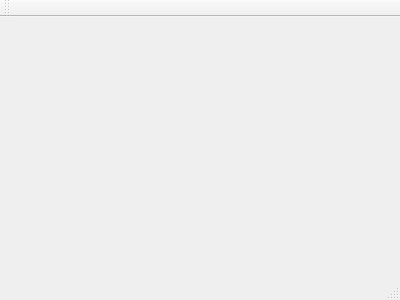
Qt form calc/mainwindow.ui (mishas8/Calculator-Qt) before a commit.
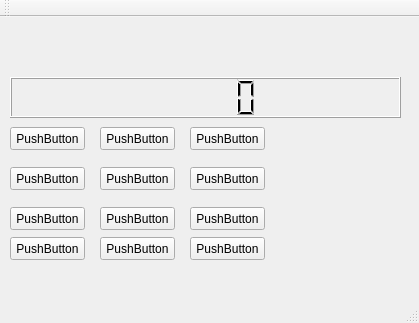
The same form after that commit.

What changed in the file:
```diff
--- a/calc/mainwindow.ui
+++ b/calc/mainwindow.ui
@@ -1,24 +1,206 @@
 <ui version="4.0">
  <class>MainWindow</class>
- <widget class="QMainWindow" name="MainWindow" >
-  <property name="geometry" >
+ <widget class="QMainWindow" name="MainWindow">
+  <property name="geometry">
    <rect>
     <x>0</x>
     <y>0</y>
-    <width>400</width>
-    <height>300</height>
+    <width>419</width>
+    <height>323</height>
    </rect>
   </property>
   <property name="windowTitle" >
    <string>MainWindow</string>
   </property>
-  <widget class="QMenuBar" name="menuBar" />
-  <widget class="QToolBar" name="mainToolBar" />
-  <widget class="QWidget" name="centralWidget" />
-  <widget class="QStatusBar" name="statusBar" />
+  <widget class="QWidget" name="centralWidget">
+   <widget class="QLCDNumber" name="lcdNumber">
+    <property name="geometry">
+     <rect>
+      <x>10</x>
+      <y>60</y>
+      <width>391</width>
+      <height>41</height>
+     </rect>
+    </property>
+   </widget>
+   <widget class="QPushButton" name="pushButton">
+    <property name="geometry">
+     <rect>
+      <x>10</x>
+      <y>110</y>
+      <width>75</width>
+      <height>23</height>
+     </rect>
+    </property>
+    <property name="text">
+     <string>PushButton</string>
+    </property>
+   </widget>
+   <widget class="QPushButton" name="pushButton_2">
+    <property name="geometry">
+     <rect>
+      <x>100</x>
+      <y>110</y>
+      <width>75</width>
+      <height>23</height>
+     </rect>
+    </property>
+    <property name="text">
+     <string>PushButton</string>
+    </property>
+   </widget>
+   <widget class="QPushButton" name="pushButton_3">
+    <property name="geometry">
+     <rect>
+      <x>190</x>
+      <y>110</y>
+      <width>75</width>
+      <height>23</height>
+     </rect>
+    </property>
+    <property name="text">
+     <string>PushButton</string>
+    </property>
+   </widget>
+   <widget class="QPushButton" name="pushButton_4">
+    <property name="geometry">
+     <rect>
+      <x>10</x>
+      <y>150</y>
+      <width>75</width>
+      <height>23</height>
+     </rect>
+    </property>
+    <property name="text">
+     <string>PushButton</string>
+    </property>
+   </widget>
+   <widget class="QPushButton" name="pushButton_5">
+    <property name="geometry">
+     <rect>
+      <x>100</x>
+      <y>150</y>
+      <width>75</width>
+      <height>23</height>
+     </rect>
+    </property>
+    <property name="text">
+     <string>PushButton</string>
+    </property>
+   </widget>
+   <widget class="QPushButton" name="pushButton_6">
+    <property name="geometry">
+     <rect>
+      <x>190</x>
+      <y>150</y>
+      <width>75</width>
+      <height>23</height>
+     </rect>
+    </property>
+    <property name="text">
+     <string>PushButton</string>
+    </property>
+   </widget>
+   <widget class="QPushButton" name="pushButton_7">
+    <property name="geometry">
+     <rect>
+      <x>10</x>
+      <y>190</y>
+      <width>75</width>
+      <height>23</height>
+     </rect>
+    </property>
+    <property name="text">
+     <string>PushButton</string>
+    </property>
+   </widget>
+   <widget class="QPushButton" name="pushButton_8">
+    <property name="geometry">
+     <rect>
+      <x>100</x>
+      <y>190</y>
+      <width>75</width>
+      <height>23</height>
+     </rect>
+    </property>
+    <property name="text">
+     <string>PushButton</string>
+    </property>
+   </widget>
+   <widget class="QPushButton" name="pushButton_9">
+    <property name="geometry">
+     <rect>
+      <x>190</x>
+      <y>190</y>
+      <width>75</width>
+      <height>23</height>
+     </rect>
+    </property>
+    <property name="text">
+     <string>PushButton</string>
+    </property>
+   </widget>
+   <widget class="QPushButton" name="pushButton_10">
+    <property name="geometry">
+     <rect>
+      <x>10</x>
+      <y>220</y>
+      <width>75</width>
+      <height>23</height>
+     </rect>
+    </property>
+    <property name="text">
+     <string>PushButton</string>
+    </property>
+   </widget>
+   <widget class="QPushButton" name="pushButton_11">
+    <property name="geometry">
+     <rect>
+      <x>100</x>
+      <y>220</y>
+      <width>75</width>
+      <height>23</height>
+     </rect>
+    </property>
+    <property name="text">
+     <string>PushButton</string>
+    </property>
+   </widget>
+   <widget class="QPushButton" name="pushButton_12">
+    <property name="geometry">
+     <rect>
+      <x>190</x>
+      <y>220</y>
+      <width>75</width>
+      <height>23</height>
+     </rect>
+    </property>
+    <property name="text">
+     <string>PushButton</string>
+    </property>
+   </widget>
+  </widget>
+  <widget class="QMenuBar" name="menuBar">
+   <property name="geometry">
+    <rect>
+     <x>0</x>
+     <y>0</y>
+     <width>419</width>
+     <height>21</height>
+    </rect>
+   </property>
+  </widget>
+  <widget class="QToolBar" name="mainToolBar">
+   <attribute name="toolBarArea">
+    <enum>TopToolBarArea</enum>
+   </attribute>
+   <attribute name="toolBarBreak">
+    <bool>false</bool>
+   </attribute>
+  </widget>
+  <widget class="QStatusBar" name="statusBar"/>
  </widget>
- <layoutDefault spacing="6" margin="11" />
- <pixmapfunction></pixmapfunction>
+ <layoutdefault spacing="6" margin="11"/>
  <resources/>
  <connections/>
 </ui>
```
Left out of the diff: 3 changed lines with no effect on the pictures.
